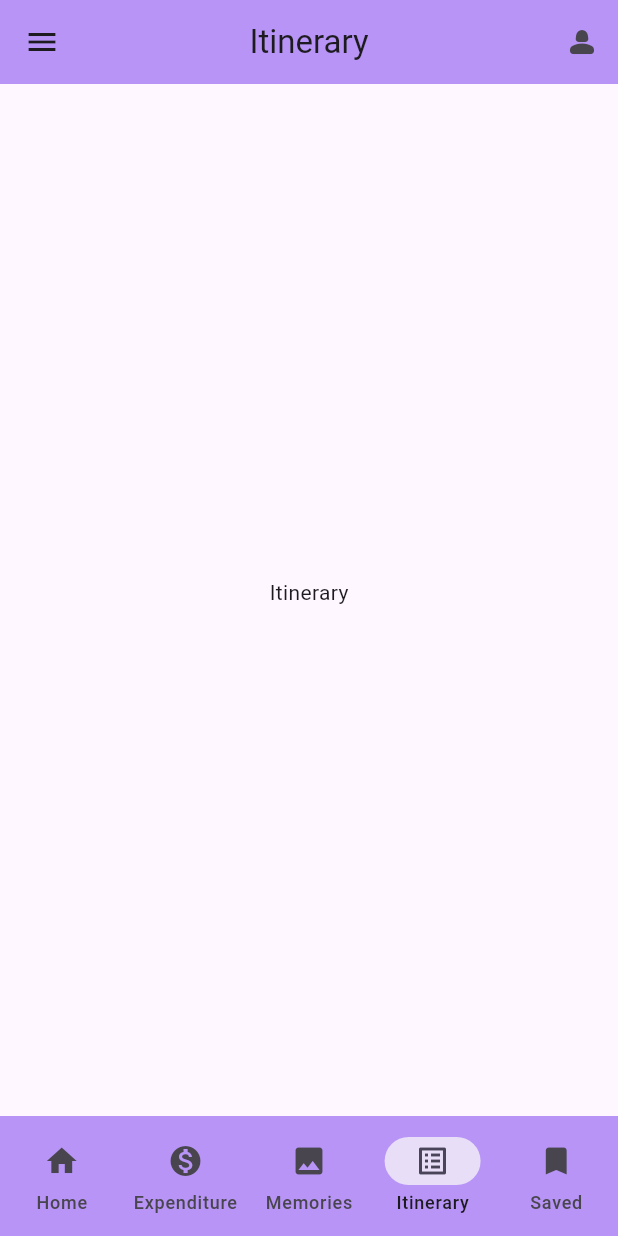
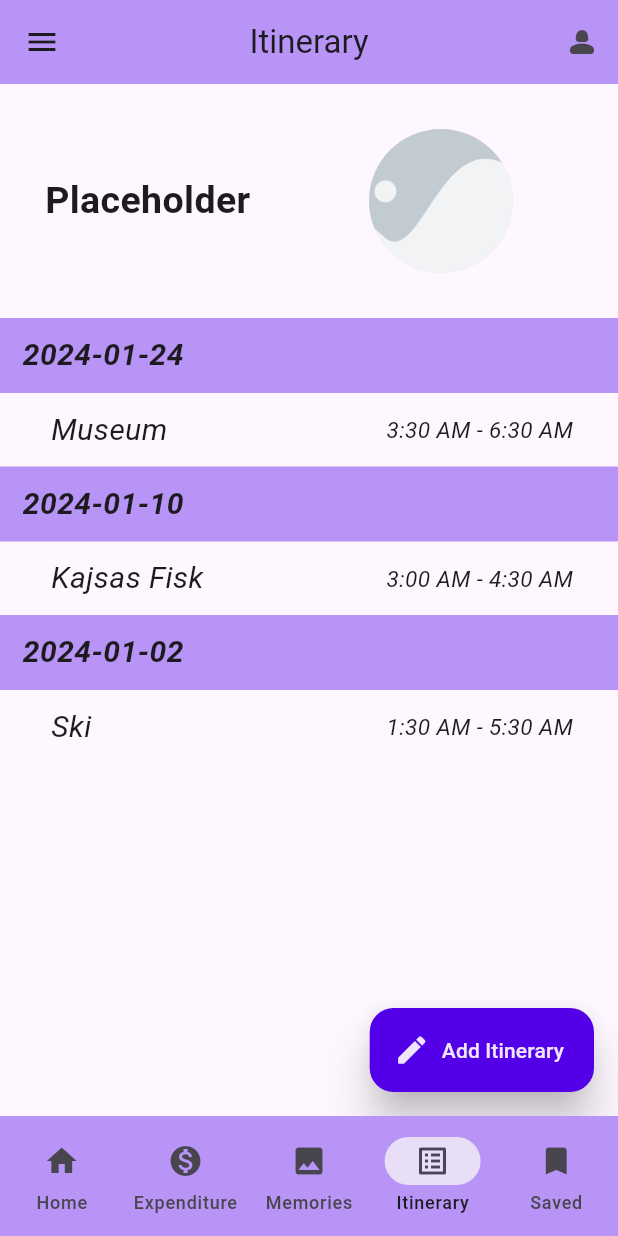
Before and after one commit to ID2216-Group2/mobile_app, a Flutter app: the screen it shows after launch, item 4 of the bottom bar chosen, on a phone screen of 412 x 824 dp. Run offline on Flutter 3.47's test engine with Material 3 defaults, Android fonts, the phone set to English and light mode, and no system bars; our stand-ins replace multi_dropdown.

Commit message:
Itinerary feature

```diff
--- /dev/null
+++ b/lib/classes/itinerary.dart
@@ -0,0 +1,20 @@
+import 'package:flutter/material.dart';
+import 'package:test_app/constants/categories.dart';
+import 'package:test_app/classes/people.dart';
+
+class Itinerary {
+  const Itinerary({
+    this.date = "2000-01-01",
+    this.activity = "museum",
+    this.startTime = const TimeOfDay(hour: 4, minute: 20),
+    this.endTime = const TimeOfDay(hour: 6, minute: 20),
+    this.creator,
+    this.people = const [],
+  });
+  final String date;
+  final TimeOfDay startTime;
+  final TimeOfDay endTime;
+  final List<Person> people;
+  final String activity;
+  final Person? creator;
+}
--- /dev/null
+++ b/lib/components/itineraryblock.dart
@@ -0,0 +1,47 @@
+import 'package:flutter/material.dart';
+import 'package:test_app/classes/itinerary.dart';
+import 'package:test_app/constants/colours.dart';
+import 'package:test_app/components/itinerarytile.dart';
+import 'package:test_app/sampledata/people.dart';
+
+class ItineraryBlock extends StatelessWidget {
+  const ItineraryBlock(
+      {super.key, this.day = "2000-01-01", this.group = const []});
+  final String day;
+  final List<Itinerary> group;
+
+  @override
+  Widget build(BuildContext context) {
+    return Padding(
+      padding: const EdgeInsets.only(bottom: 10.0),
+      child: Column(
+        mainAxisAlignment: MainAxisAlignment.center,
+        children: [
+          SizedBox(
+            width: double.infinity,
+            height: 50,
+            child: Container(
+              alignment: Alignment.centerLeft,
+              color: Color(Colours.SECONDARY),
+              child: Padding(
+                padding: const EdgeInsets.only(left: 15.0),
+                child: Text(day,
+                    style: const TextStyle(
+                        fontSize: 20,
+                        fontWeight: FontWeight.bold,
+                        fontStyle: FontStyle.italic)),
+              ),
+            ),
+          ),
+          ...group.map(
+            (itinerary) => ItineraryTile(
+              activity: itinerary.activity,
+              startTime: itinerary.startTime,
+              endTime: itinerary.endTime,
+            ),
+          )
+        ],
+      ),
+    );
+  }
+}
--- /dev/null
+++ b/lib/components/itinerarytile.dart
@@ -0,0 +1,52 @@
+import 'package:flutter/material.dart';
+
+class ItineraryTile extends StatelessWidget {
+  const ItineraryTile(
+      {super.key,
+      this.activity = "abc",
+      this.startTime = const TimeOfDay(hour: 4, minute: 30),
+      this.endTime = const TimeOfDay(hour: 4, minute: 30),
+      this.fontSize = 25});
+  final String activity;
+  final TimeOfDay startTime;
+  final TimeOfDay endTime;
+  final double fontSize;
+
+  @override
+  Widget build(BuildContext context) {
+    return Padding(
+      padding: EdgeInsets.only(left: 30, right: 30, top: 10),
+      child: Row(
+        mainAxisAlignment: MainAxisAlignment.center,
+        children: [
+          Expanded(
+              child: Row(
+            mainAxisAlignment: MainAxisAlignment.start,
+            children: [
+              Padding(
+                padding: const EdgeInsets.only(left: 4.0),
+                child: Text(activity,
+                    style: TextStyle(
+                        fontSize: 20,
+                        fontWeight: FontWeight.w400,
+                        fontStyle: FontStyle.italic)),
+              )
+            ],
+          )),
+          Expanded(
+            child: Column(
+              mainAxisAlignment: MainAxisAlignment.end,
+              children: [
+                Align(
+                alignment: Alignment.centerRight,
+                child: Text(" ${startTime.format(context)} - ${endTime.format(context)}",
+                    style:
+                        TextStyle(fontStyle: FontStyle.italic, fontSize: 15)),
+              ),
+              ],
+            ))
+        ],
+      ),
+    );
+  }
+}
--- a/lib/screens/itinerary.dart
+++ b/lib/screens/itinerary.dart
@@ -1,4 +1,16 @@
 import 'package:flutter/material.dart';
+import 'package:intl/intl.dart';
+import 'package:test_app/components/customcard.dart';
+import 'package:test_app/components/itineraryblock.dart';
+import 'package:test_app/constants/colours.dart';
+import 'package:test_app/constants/categories.dart';
+import 'package:test_app/sampledata/people.dart';
+import 'package:test_app/classes/itinerary.dart';
+import 'package:test_app/screens/createitinerary.dart';
+
+const currentUser = SamplePeople.muthu;
+
+const sampleGroup = [SamplePeople.muthu, SamplePeople.ali, SamplePeople.bob];
 
 class ItineraryScreen extends StatefulWidget {
   const ItineraryScreen({super.key});
@@ -7,17 +19,82 @@ class ItineraryScreen extends StatefulWidget {
 }
 
 class ItineraryScreenState extends State<ItineraryScreen> {
+  List<Itinerary> sampleData = [
+    Itinerary(
+        date: "2024-01-24",
+        activity: "Museum",
+        startTime: TimeOfDay(hour: 3, minute: 30),
+        endTime: TimeOfDay(hour: 6, minute: 30),
+        people: [SamplePeople.ali, SamplePeople.bob, SamplePeople.muthu],
+        creator: SamplePeople.muthu),
+    Itinerary(
+        date: "2024-01-10",
+        activity: "Kajsas Fisk",
+        startTime: TimeOfDay(hour: 3, minute: 00),
+        endTime: TimeOfDay(hour: 4, minute: 30),
+        people: [SamplePeople.bob, SamplePeople.muthu],
+        creator: SamplePeople.muthu),
+    Itinerary(
+        date: "2024-01-02",
+        activity: "Ski",
+        startTime: TimeOfDay(hour: 1, minute: 30),
+        endTime: TimeOfDay(hour: 5, minute: 30),
+        people: [SamplePeople.bob, SamplePeople.ali],
+        creator: SamplePeople.ali)
+  ];
+  Map<String, List<Itinerary>> groupedData = {};
+
   @override
   Widget build(BuildContext context) {
-    return const Scaffold(
-      body: Center(
-          child: Column(
-        mainAxisAlignment: MainAxisAlignment.center,
-        children: <Widget>[
-          Text('Itinerary'),
-          SizedBox(height: 10),
-        ],
-      )),
-    );
+    groupedData = {};
+    for (var entry in sampleData) {
+      DateTime date = DateTime.parse(entry.date);
+      String yearMonthDate = DateFormat('yyyy-MM-DD').format(date);
+
+      if (!groupedData.containsKey(yearMonthDate)) {
+        groupedData[yearMonthDate] = [];
+      }
+      groupedData[yearMonthDate]!.add(entry);
+    }
+    return Scaffold(
+        body: SingleChildScrollView(
+          padding: EdgeInsets.only(bottom: 100),
+          child: Column(children: <Widget>[
+            const CustomCard(),
+            Column(
+              children: groupedData.entries
+                  .map((e) => ItineraryBlock(day: e.key, group: e.value))
+                  .toList(),
+            )
+          ]),
+        ),
+        floatingActionButton: FloatingActionButton.extended(
+          elevation: 12.0,
+          backgroundColor: const Color(Colours.PRIMARY),
+          onPressed: () async {
+            final Itinerary? result = await Navigator.push(
+              context,
+              MaterialPageRoute(
+                  builder: (context) => const CreateItinerary(
+                        group: sampleGroup,
+                        creator: SamplePeople.muthu,
+                      )),
+            );
+            if (result != null) {
+              setState(() => sampleData.add(result));
+              print(result.date);
+              print(result.startTime);
+              print(result.endTime);
+              print(result.activity);
+              print(result.creator);
+              print(result.people);
+            } else {
+              print("NO");
+            }
+          },
+          icon: const Icon(Icons.edit, color: Color(Colours.WHITECONTRAST)),
+          label: const Text("Add Itinerary",
+              style: TextStyle(color: Color(Colours.WHITECONTRAST))),
+        ));
   }
 }
```
Also changed, not shown: lib/screens/createitinerary.dart (added, +230 -0 lines).
